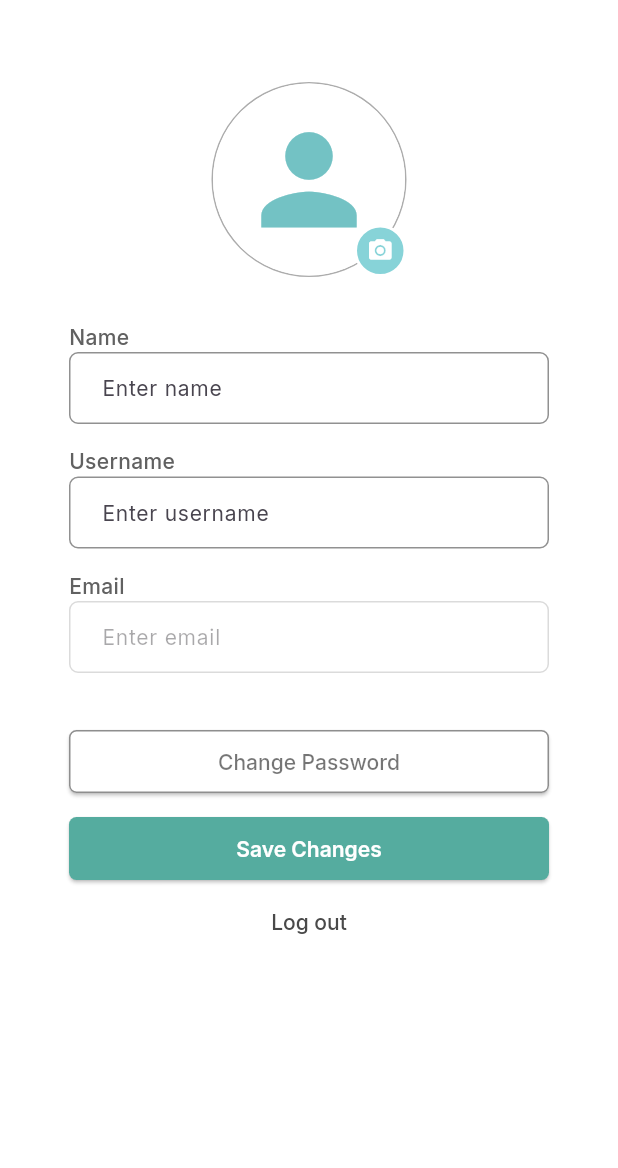
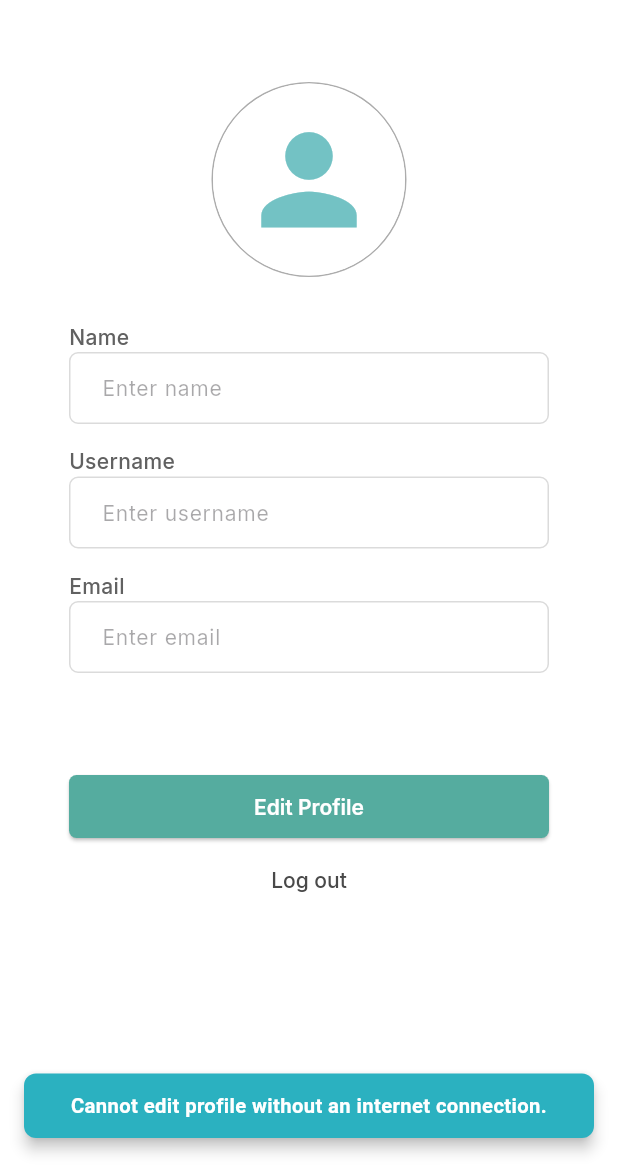
Before and after one commit to dianacompahinay/TranquilGo, a Flutter app: the UserProfilePage screen opened by its route, after a tap on "Edit Profile", on a phone screen of 412 x 824 dp, the part 68-1236 px from its top. Run offline on Flutter 3.47's test engine with Material 3 defaults, Android fonts, the phone set to English and light mode, and no system bars; our stand-ins replace cloud_firestore, firebase_auth, firebase_core, fl_chart, geocoding, google_fonts and 9 more; missing offline and left inert: cloudinary_sdk, flutter_polyline_points, heif_converter; accounts and stored records are empty.

Commit message:
updated offline access for user profile and mood records

```diff
--- a/tranquilgo/lib/api/user_service.dart
+++ b/tranquilgo/lib/api/user_service.dart
@@ -4,29 +4,13 @@ import 'package:firebase_auth/firebase_auth.dart';
 import 'package:cloudinary_sdk/cloudinary_sdk.dart';
 import 'package:image/image.dart' as img;
 import 'package:my_app/api/notif_service.dart';
+import 'package:my_app/api/mindfulness_service.dart';
 
 class UserDetailsService {
   final FirebaseFirestore firestore = FirebaseFirestore.instance;
   final FirebaseAuth _firebaseAuth = FirebaseAuth.instance;
   final NotificationsService notif = NotificationsService();
-
-  // Future<void> createFriendsDocumentsForAllUsers() async {
-  //   // Get the list of all users
-  //   QuerySnapshot usersSnapshot = await firestore.collection("users").get();
-
-  //   // Loop through all users and create a friends document for each
-  //   for (var doc in usersSnapshot.docs) {
-  //     String userId = doc.id; // User's UID
-  //     String username =
-  //         doc["username"]; // Assuming you store usernames in 'username' field
-
-  //     // Create the friends document for this user
-  //     await firestore.collection("friends").doc(userId).set({
-  //       "username": username,
-  //       "friendList": {},
-  //     });
-  //   }
-  // }
+  final MindfulnessService mindfulness = MindfulnessService();
 
   // cloudinary instance
   final cloudinary = Cloudinary.full(
@@ -329,7 +313,8 @@ class UserDetailsService {
         return null;
       }
 
-      final compressedFile = await compressImage(File(imageFile.path));
+      File processedFile = await mindfulness.convertToJpg(imageFile);
+      final compressedFile = await compressImage(processedFile);
 
       // upload image to cloudinary
       final response = await cloudinary.uploadResource(
--- a/tranquilgo/lib/components/Navigation.dart
+++ b/tranquilgo/lib/components/Navigation.dart
@@ -17,7 +17,6 @@ class DashboardWithNavigation extends StatefulWidget {
   const DashboardWithNavigation({super.key});
 
   @override
-  // ignore: library_private_types_in_public_api
   _DashboardWithNavigationState createState() =>
       _DashboardWithNavigationState();
 }
@@ -43,7 +42,7 @@ class _DashboardWithNavigationState extends State<DashboardWithNavigation>
   void initState() {
     super.initState();
     updateWeeklyGoalActivity();
-    syncUserCreatedAt();
+    syncData();
 
     WidgetsBinding.instance.addObserver(this);
     setActiveStatus(true);
@@ -68,9 +67,10 @@ class _DashboardWithNavigationState extends State<DashboardWithNavigation>
     });
   }
 
-  void syncUserCreatedAt() async {
+  void syncData() async {
     final userId = FirebaseAuth.instance.currentUser?.uid;
     await LocalDatabase.syncUserCreatedAt(userId!);
+    await LocalDatabase.syncOnlineMoodRecords(userId);
   }
 
   void updateWeeklyGoalActivity() async {
--- a/tranquilgo/lib/main.dart
+++ b/tranquilgo/lib/main.dart
@@ -60,7 +60,7 @@ void syncOfflineActivities() async {
   Future.microtask(() async {
     await LocalDatabase.syncActivities();
     await LocalDatabase.syncStreakData();
-    await LocalDatabase.syncMoodRecords();
+    await LocalDatabase.syncLocalMoodRecords();
     await LocalDatabase.syncJournalEntries();
     await LocalDatabase.syncDeletedEntries();
     await LocalDatabase.syncGratitudeLogs();
--- a/tranquilgo/lib/screens/UserProfile.dart
+++ b/tranquilgo/lib/screens/UserProfile.dart
@@ -1,9 +1,8 @@
-// ignore_for_file: use_build_context_synchronously, avoid_print
-
 import 'dart:io';
 import 'package:flutter/material.dart';
 import 'package:google_fonts/google_fonts.dart';
 import 'package:image_picker/image_picker.dart';
+import 'package:my_app/local_db.dart';
 import 'package:shimmer/shimmer.dart';
 
 import 'package:provider/provider.dart';
@@ -77,6 +76,10 @@ class UserProfilePageState extends State<UserProfilePage> {
     usernameController.dispose();
     emailController.dispose();
     super.dispose();
+  }
+
+  Future<bool> checkIfOnline() async {
+    return await LocalDatabase.isOnline();
   }
 
   @override
@@ -273,9 +276,18 @@ class UserProfilePageState extends State<UserProfilePage> {
                             margin: const EdgeInsets.only(bottom: 6),
                           ),
                         )
-                      : ElevatedButton(
+                      : FutureBuilder<bool>(
+                          future: checkIfOnline(),
+                          builder: (context, snapshot) {
+                            bool isOnline = snapshot.data ?? false;
+                            return ElevatedButton(
                               onPressed: isUpdating
                                   ? null
+                                  : !isOnline
+                                      ? () {
+                                          showBottomSnackBar(context,
+                                              "Cannot edit profile without an internet connection.");
+                                        }
                                       : () {
                                           handleSave();
                                         },
@@ -303,12 +315,15 @@ class UserProfilePageState extends State<UserProfilePage> {
                                           fontWeight: FontWeight.w600,
                                         ),
                                       ),
-                                  child: Text(isEditable
+                                      child: Text(
+                                        isEditable
                                             ? 'Save Changes'
-                                      : 'Edit Profile'),
+                                            : 'Edit Profile',
                                       ),
                                     ),
-
+                            );
+                          },
+                        ),
                   const SizedBox(height: 16),
 
                   // log out button
@@ -561,8 +576,14 @@ class UserProfilePageState extends State<UserProfilePage> {
   void logOut() async {
     final authProvider =
         Provider.of<AuthenticationProvider>(context, listen: false);
+    String? userId = FirebaseAuth.instance.currentUser?.uid;
+
     try {
       await authProvider.logout();
+
+      Provider.of<UserDetailsProvider>(context, listen: false)
+          .updateUserStatus(false, userId!);
+
       // navigate to the login screen or home page after logout
       Navigator.of(context).pushReplacementNamed('/welcome');
     } catch (e) {
```
Also changed, not shown: tranquilgo/lib/api/mindfulness_service.dart (+4 -14 lines), tranquilgo/lib/local_db.dart (+77 -11 lines). Lines whose indentation alone changed are shown as unchanged.
